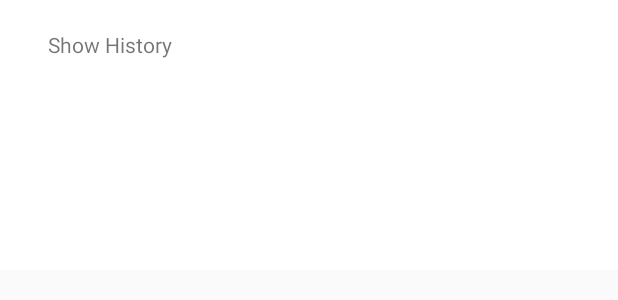
After one commit to alihusseinalissa/TrippleA, an Android app: the layout map_child_options.xml on its own in the app's theme, with its tools: preview values and no code run, on a phone screen of 412 x 824 dp. The commit adds this screen. Shown: the top 300 px of the screen. Run offline under Robolectric (Android 15) with nearby library versions, the phone set to English and light mode, and no system bars; network calls fail.

Commit message:
Options menu on long click on child

```diff
--- /dev/null
+++ b/app/src/main/res/layout/map_child_options.xml
@@ -0,0 +1,53 @@
+<?xml version="1.0" encoding="utf-8"?>
+<LinearLayout app:layout_behavior="android.support.design.widget.BottomSheetBehavior"
+    android:id="@+id/fragment_history_menu_bottom"
+    android:layout_width="match_parent"
+    android:layout_height="180dp"
+    android:orientation="vertical"
+    android:background="#ffffff"
+    xmlns:android="http://schemas.android.com/apk/res/android"
+    xmlns:app="http://schemas.android.com/apk/res-auto">
+    <LinearLayout
+        android:visibility="gone"
+        android:id="@+id/option_edit"
+        android:layout_width="match_parent"
+        android:layout_height="60dp"
+        android:clickable="true"
+        android:focusable="true"
+        android:orientation="horizontal"
+        android:foreground="?android:attr/selectableItemBackground"
+        android:padding="16dp">
+        <ImageView
+            android:layout_width="wrap_content"
+            android:layout_height="match_parent"
+            app:srcCompat="@drawable/ic_edit_gray_24dp"
+            />
+        <TextView
+            android:layout_width="wrap_content"
+            android:layout_height="wrap_content"
+            android:layout_gravity="center"
+            android:layout_marginLeft="16dp"
+            android:text="Edit"/>
+    </LinearLayout>
+    <LinearLayout
+        android:id="@+id/option_history"
+        android:layout_width="match_parent"
+        android:layout_height="60dp"
+        android:clickable="true"
+        android:focusable="true"
+        android:orientation="horizontal"
+        android:foreground="?android:attr/selectableItemBackground"
+        android:padding="16dp">
+        <!--<ImageView-->
+            <!--android:layout_width="wrap_content"-->
+            <!--android:layout_height="match_parent"-->
+            <!--app:srcCompat="@drawable/ic_delete_gray_24dp"-->
+            <!--/>-->
+        <TextView
+            android:layout_width="wrap_content"
+            android:layout_height="wrap_content"
+            android:layout_gravity="center"
+            android:layout_marginLeft="16dp"
+            android:text="Show History"/>
+    </LinearLayout>
+</LinearLayout>
```
Also changed, not shown: app/src/main/java/com/ece/triplea/activity/MapsActivity.java (+58 -1 lines).
